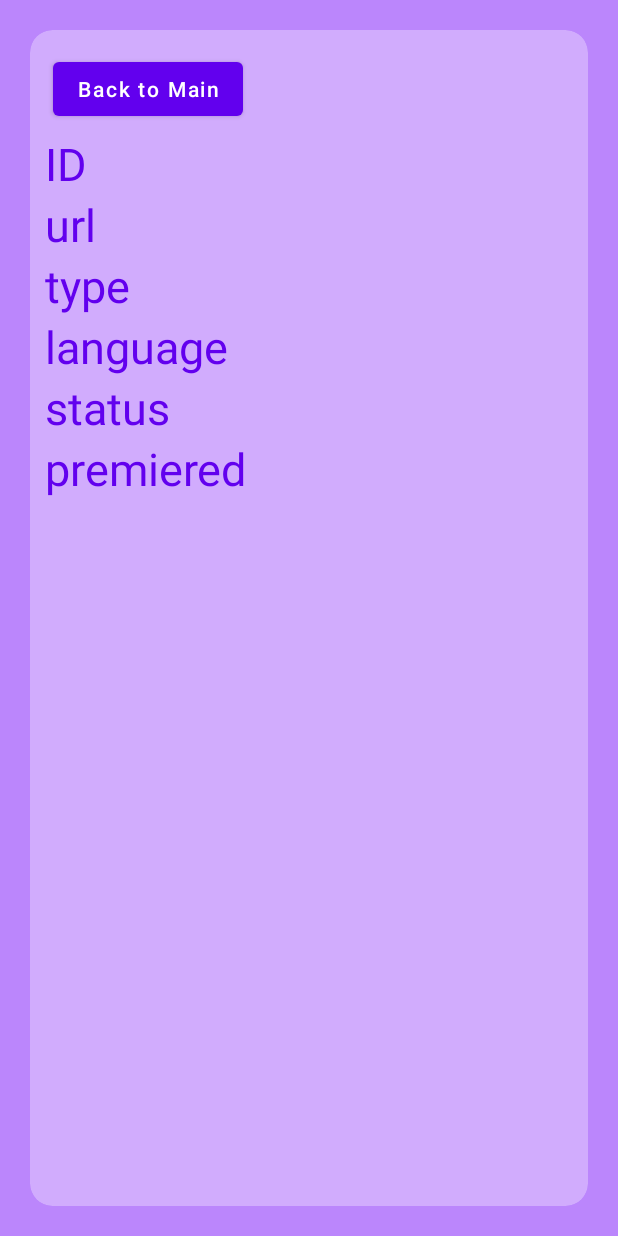
After one commit to emondd4/EmonsAssessment, an Android app: the layout activity_item_details.xml on its own in the app's theme, with its tools: preview values and no code run, on a phone screen of 412 x 824 dp. The commit adds this screen. Run offline under Robolectric (Android 15) with nearby library versions, the phone set to English and light mode, and no system bars; network calls fail.

Commit message:
6/12/2020 11.18 PM

```diff
--- a/app/src/main/java/com/emon/emonsassessment/Activities/ProfileActivity.java
+++ b/app/src/main/java/com/emon/emonsassessment/Activities/ProfileActivity.java
@@ -70,4 +70,9 @@ public class ProfileActivity extends AppCompatActivity {
             }
         });
     }
+
+    @Override
+    public void onBackPressed() {
+        super.onBackPressed();
+    }
 }
--- a/app/src/main/java/com/emon/emonsassessment/Fragments/SignInFragment.java
+++ b/app/src/main/java/com/emon/emonsassessment/Fragments/SignInFragment.java
@@ -87,7 +87,6 @@ public class SignInFragment extends Fragment implements FragmentChangeListener {
                     editor.putString("KEY_USERNAME", user.getUserName());
                     editor.apply();
                     startActivity(i);
-
                 }else {
                     Toast.makeText(getContext(), "User Not Found!", Toast.LENGTH_SHORT).show();
                 }
--- /dev/null
+++ b/app/src/main/res/layout/activity_item_details.xml
@@ -0,0 +1,88 @@
+<?xml version="1.0" encoding="utf-8"?>
+<androidx.constraintlayout.widget.ConstraintLayout xmlns:android="http://schemas.android.com/apk/res/android"
+    xmlns:app="http://schemas.android.com/apk/res-auto"
+    xmlns:tools="http://schemas.android.com/tools"
+    android:layout_width="match_parent"
+    android:layout_height="match_parent"
+    android:background="@color/purple_200"
+    tools:context=".Activities.ItemDetailsActivity">
+
+    <androidx.cardview.widget.CardView
+        android:layout_width="match_parent"
+        android:layout_height="match_parent"
+        app:layout_constraintBottom_toBottomOf="parent"
+        app:layout_constraintEnd_toEndOf="parent"
+        app:layout_constraintStart_toStartOf="parent"
+        app:layout_constraintTop_toTopOf="parent"
+        android:layout_margin="20dp"
+        app:cardCornerRadius="15dp"
+        app:cardElevation="0dp"
+        android:backgroundTint="#50ffffff">
+
+        <LinearLayout
+            android:layout_width="match_parent"
+            android:layout_height="match_parent"
+            android:layout_margin="10dp"
+            android:orientation="vertical">
+
+            <Button
+                android:id="@+id/DetailsBack"
+                android:layout_width="wrap_content"
+                android:layout_height="wrap_content"
+                android:text="Back to Main"
+                android:textAllCaps="false"
+                android:layout_margin="5dp" />
+
+            <TextView
+                android:id="@+id/details_id"
+                android:layout_width="match_parent"
+                android:layout_height="wrap_content"
+                tools:text="ID"
+                android:textSize="30sp"
+                android:textColor="@color/purple_500" />
+
+            <TextView
+                android:id="@+id/details_url"
+                android:layout_width="match_parent"
+                android:layout_height="wrap_content"
+                tools:text="url"
+                android:textSize="30sp"
+                android:textColor="@color/purple_500" />
+
+            <TextView
+                android:id="@+id/details_type"
+                android:layout_width="match_parent"
+                android:layout_height="wrap_content"
+                tools:text="type"
+                android:textSize="30sp"
+                android:textColor="@color/purple_500" />
+
+            <TextView
+                android:id="@+id/details_language"
+                android:layout_width="match_parent"
+                android:layout_height="wrap_content"
+                tools:text="language"
+                android:textSize="30sp"
+                android:textColor="@color/purple_500" />
+
+            <TextView
+                android:id="@+id/details_status"
+                android:layout_width="match_parent"
+                android:layout_height="wrap_content"
+                tools:text="status"
+                android:textSize="30sp"
+                android:textColor="@color/purple_500" />
+
+            <TextView
+                android:id="@+id/details_premiered"
+                android:layout_width="match_parent"
+                android:layout_height="wrap_content"
+                tools:text="premiered"
+                android:textSize="30sp"
+                android:textColor="@color/purple_500" />
+
+        </LinearLayout>
+
+    </androidx.cardview.widget.CardView>
+
+</androidx.constraintlayout.widget.ConstraintLayout>
--- a/app/src/main/res/layout/fragment_sign_up.xml
+++ b/app/src/main/res/layout/fragment_sign_up.xml
@@ -63,6 +63,7 @@
                     android:layout_width="match_parent"
                     android:layout_height="wrap_content"
                     android:hint="@string/name"
+                    android:textColor="@color/purple_500"
                     android:inputType="text"
                     android:textSize="15sp" />
 
@@ -89,6 +90,7 @@
                     android:layout_height="wrap_content"
                     android:hint="@string/user_name"
                     android:inputType="text"
+                    android:textColor="@color/purple_500"
                     android:textSize="15sp" />
 
             </ss.anoop.awesometextinputlayout.AwesomeTextInputLayout>
@@ -114,6 +116,7 @@
                     android:layout_height="wrap_content"
                     android:hint="@string/password"
                     android:inputType="textPassword"
+                    android:textColor="@color/purple_500"
                     android:textSize="15sp" />
 
             </ss.anoop.awesometextinputlayout.AwesomeTextInputLayout>
@@ -139,6 +142,7 @@
                     android:layout_height="wrap_content"
                     android:hint="@string/phone"
                     android:inputType="phone"
+                    android:textColor="@color/purple_500"
                     android:textSize="15sp" />
 
             </ss.anoop.awesometextinputlayout.AwesomeTextInputLayout>
--- a/app/src/main/res/values-night/themes.xml
+++ b/app/src/main/res/values-night/themes.xml
@@ -1,13 +1,13 @@
 <resources xmlns:tools="http://schemas.android.com/tools">
     <!-- Base application theme. -->
-    <style name="Theme.EmonsAssessment" parent="Theme.MaterialComponents.DayNight.DarkActionBar">
+    <style name="Theme.EmonsAssessment" parent="Theme.MaterialComponents.DayNight.NoActionBar">
         <!-- Primary brand color. -->
         <item name="colorPrimary">@color/purple_200</item>
         <item name="colorPrimaryVariant">@color/purple_700</item>
-        <item name="colorOnPrimary">@color/black</item>
+        <item name="colorOnPrimary">@color/white</item>
         <!-- Secondary brand color. -->
         <item name="colorSecondary">@color/teal_200</item>
-        <item name="colorSecondaryVariant">@color/teal_200</item>
+        <item name="colorSecondaryVariant">@color/teal_700</item>
         <item name="colorOnSecondary">@color/black</item>
         <!-- Status bar color. -->
         <item name="android:statusBarColor" tools:targetApi="l">?attr/colorPrimaryVariant</item>
```
Also changed, not shown: app/src/main/AndroidManifest.xml (+9 -6 lines), app/src/main/java/com/emon/emonsassessment/Activities/ItemDetailsActivity.java (added, +71 -0 lines), app/src/main/java/com/emon/emonsassessment/Activities/MainActivity.java (+26 -15 lines), app/src/main/java/com/emon/emonsassessment/ApiAdapter.java (+78 -1 lines), app/src/main/java/com/emon/emonsassessment/ApiModel.java (deleted, +0 -49 lines), app/src/main/java/com/emon/emonsassessment/Post.java (added, +32 -0 lines), app/src/main/java/com/emon/emonsassessment/Show.java (added, +166 -0 lines), app/src/main/res/layout/recycler_item.xml (added, +41 -0 lines), 1 other file.
